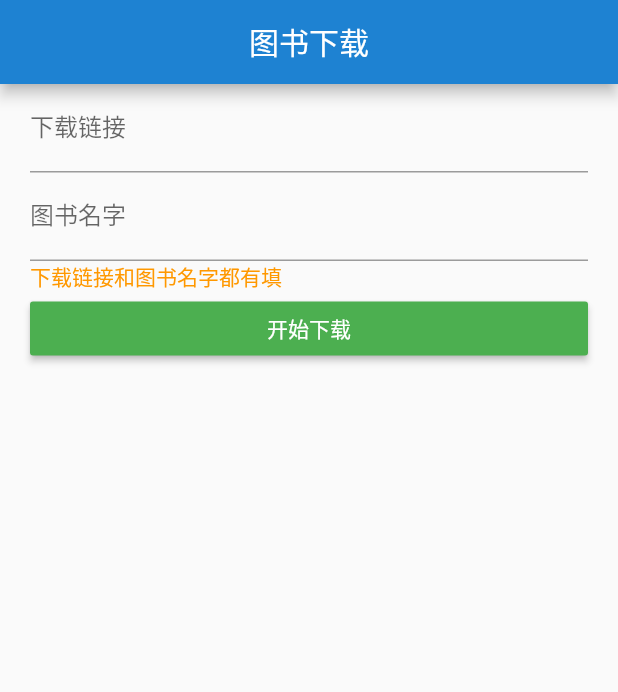
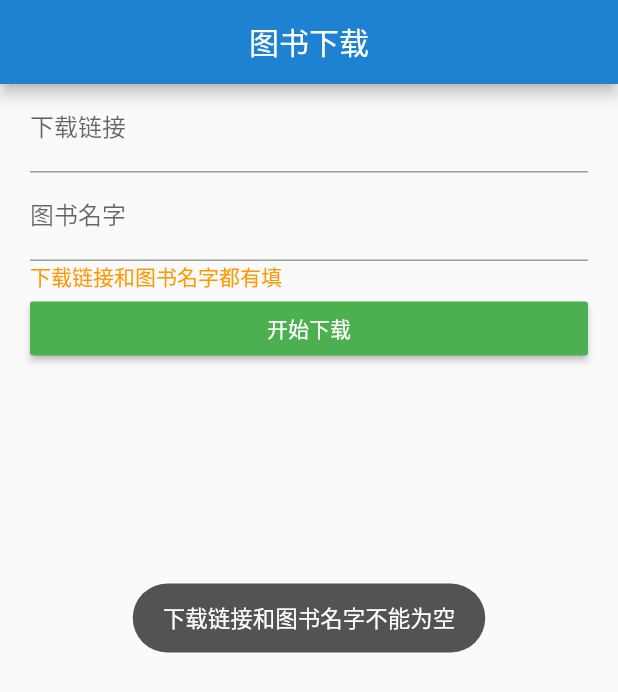
Before and after one commit to j787701730/provider_demo, a Flutter app: the BookDownload screen opened directly, after a tap on "开始下载", on a phone screen of 412 x 824 dp. Shown: the top 692 px of the screen. Run offline on Flutter 3.47's test engine with Material 2 defaults, Android fonts, the phone set to English and light mode, and no system bars; our stand-ins replace convert, dio, flutter_html, flutter_screenutil, reorderables, shared_preferences and 1 more; missing offline and left inert: epub; accounts and stored records are empty.

Commit message:
修改图书部分

```diff
--- a/lib/book_download.dart
+++ b/lib/book_download.dart
@@ -6,7 +6,7 @@ import 'package:path_provider/path_provider.dart';
 import 'package:dio/dio.dart';
 
 import 'dart:async';
-import 'package:flutter_html/flutter_html.dart';
+import 'package:toast/toast.dart';
 
 class BookDownload extends StatefulWidget {
   @override
@@ -30,11 +30,14 @@ class _BookDownloadState extends State<BookDownload> {
   }
 
   Future download2() async {
+    _focusNode.unfocus();
+    _focusNode2.unfocus();
     if (url == null && bookName == null) {
+      Toast.show('下载链接和图书名字不能为空', context,gravity: Toast.CENTER);
       return;
     }
-    print(url);
-    print(bookName);
+//    print(url);
+//    print(bookName);
     try {
       Response response = await Dio().get(
         url,
@@ -45,13 +48,16 @@ class _BookDownloadState extends State<BookDownload> {
           followRedirects: false,
         ),
       );
-      print(response.headers);
+//      print(response.headers);
       String dir = (await getApplicationDocumentsDirectory()).path;
       File file = new File(dir + '/$bookName.epub');
       var raf = file.openSync(mode: FileMode.write);
       // response.data is List<int> type
       raf.writeFromSync(response.data);
       await raf.close();
+      setState(() {
+        progress = '下载完成';
+      });
     } catch (e) {
       print(e);
     }
@@ -98,10 +104,13 @@ class _BookDownloadState extends State<BookDownload> {
     if (total != -1) {
 //      print((received / total * 100).toStringAsFixed(0) + "%");
       setState(() {
-        progress = (received / total * 100).toStringAsFixed(0);
+        progress = (received / total * 100).toStringAsFixed(0) + "%";
       });
     }
   }
+
+  FocusNode _focusNode = FocusNode();
+  FocusNode _focusNode2 = FocusNode();
 
   @override
   Widget build(BuildContext context) {
@@ -111,11 +120,17 @@ class _BookDownloadState extends State<BookDownload> {
         automaticallyImplyLeading: false,
         title: Text('图书下载'),
       ),
-      body: Container(
+      body: GestureDetector(
+        onTap: () {
+          _focusNode.unfocus();
+          _focusNode2.unfocus();
+        },
+        child: Container(
           child: ListView(
             padding: EdgeInsets.only(left: 20, right: 20),
             children: <Widget>[
               TextField(
+                focusNode: _focusNode,
                 decoration: InputDecoration(labelText: '下载链接'),
                 onChanged: (text) {
                   setState(() {
@@ -124,6 +139,7 @@ class _BookDownloadState extends State<BookDownload> {
                 },
               ),
               TextField(
+                focusNode: _focusNode2,
                 decoration: InputDecoration(labelText: '图书名字'),
                 onChanged: (text) {
                   setState(() {
@@ -143,12 +159,13 @@ class _BookDownloadState extends State<BookDownload> {
               ),
               Container(
                 child: Center(
-                child: Text(progress == null ? '' : '下载进度: $progress%'),
+                  child: Text(progress == null ? '' : '下载进度: $progress'),
                 ),
               )
             ],
           ),
         ),
+      ),
     );
   }
 }
--- a/lib/book_info.dart
+++ b/lib/book_info.dart
@@ -214,8 +214,9 @@ class _BookInfoState extends State<BookInfo> {
                           padding: EdgeInsets.only(left: 10, right: 10),
                           controller: _controller,
                           children: <Widget>[
+//                            Text('${content.HtmlContent}'),
                             Html(
-                              data: '${content.HtmlContent}',
+                              data: '${content.HtmlContent}'.replaceAll('%', ''),
                               defaultTextStyle: TextStyle(
                                   fontSize: fontSize,
                                   color: Color(fontColor),
--- a/lib/weread.dart
+++ b/lib/weread.dart
@@ -13,7 +13,7 @@ class _WeReadState extends State<WeRead> {
   var width;
   var top;
   List pages = [WeReadFind(), Book(), BookDownload(), WeReadFind()];
-  int _tabIndex = 0;
+  int _tabIndex = 1;
 
   @override
   Widget build(BuildContext context) {
--- a/pubspec.yaml
+++ b/pubspec.yaml
@@ -34,6 +34,7 @@ dependencies:
   dio: 2.1.13
   flutter_html: 0.10.4
   shared_preferences: ^0.5.3+2
+  toast: 0.1.4
 
 dev_dependencies:
   flutter_test:
```
Also changed, not shown: lib/book.dart (+4 -3 lines), pubspec.lock. Lines whose indentation alone changed are shown as unchanged.
